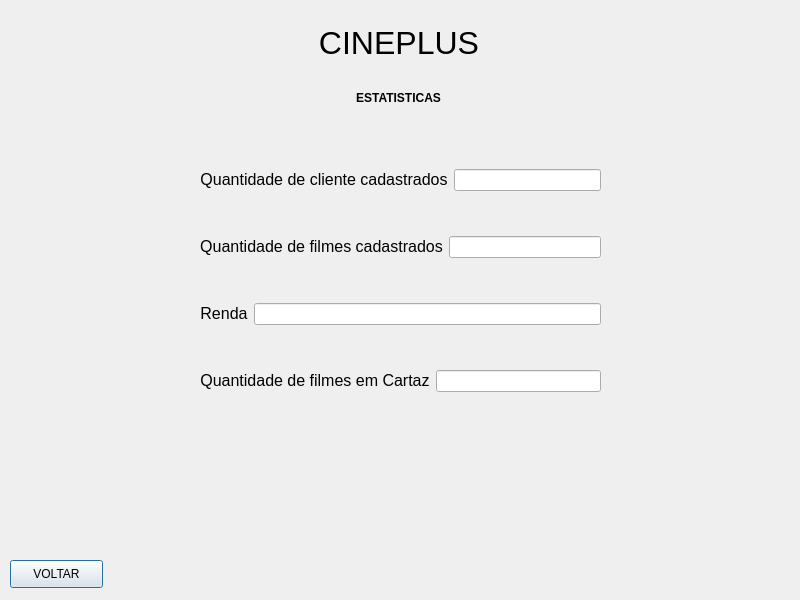
Josmateussilva0110/PROJETO_POO, file TELA_ESTATISTICA.ui: the form before one commit.
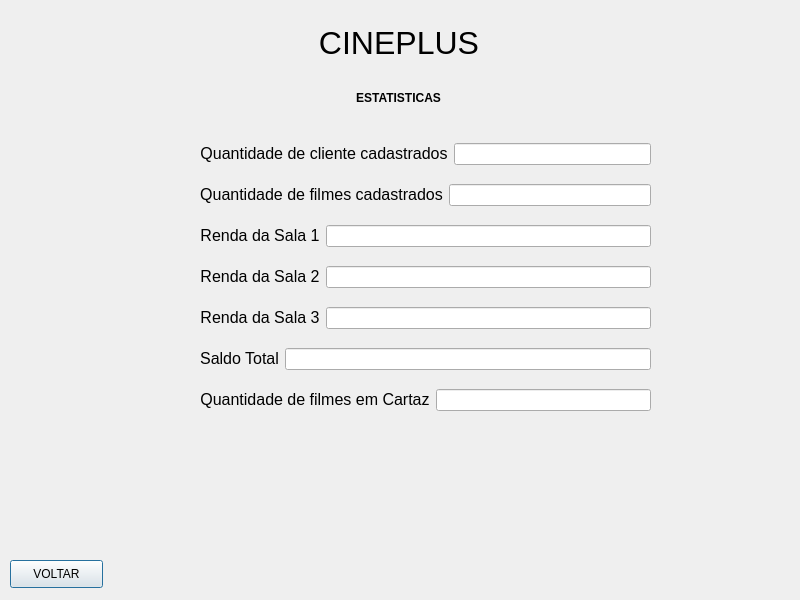
The form after the commit.

```diff
--- a/TELA_ESTATISTICA.ui
+++ b/TELA_ESTATISTICA.ui
@@ -70,12 +70,12 @@
     <string>&lt;html&gt;&lt;head/&gt;&lt;body&gt;&lt;p align=&quot;center&quot;&gt;&lt;span style=&quot; font-weight:600;&quot;&gt;ESTATISTICAS&lt;/span&gt;&lt;/p&gt;&lt;/body&gt;&lt;/html&gt;</string>
    </property>
   </widget>
-  <widget class="QWidget" name="">
+  <widget class="QWidget" name="layoutWidget">
    <property name="geometry">
     <rect>
      <x>200</x>
      <y>130</y>
-     <width>401</width>
+     <width>451</width>
      <height>301</height>
     </rect>
    </property>
@@ -121,7 +121,7 @@
       <item>
        <widget class="QLabel" name="label_3">
         <property name="text">
-         <string>&lt;html&gt;&lt;head/&gt;&lt;body&gt;&lt;p align=&quot;center&quot;&gt;&lt;span style=&quot; font-size:12pt;&quot;&gt;Renda&lt;/span&gt;&lt;/p&gt;&lt;/body&gt;&lt;/html&gt;</string>
+         <string>&lt;html&gt;&lt;head/&gt;&lt;body&gt;&lt;p align=&quot;center&quot;&gt;&lt;span style=&quot; font-size:12pt;&quot;&gt;Renda da Sala 1&lt;/span&gt;&lt;/p&gt;&lt;/body&gt;&lt;/html&gt;</string>
         </property>
        </widget>
       </item>
@@ -134,6 +134,60 @@
       </item>
      </layout>
     </item>
+    <item>
+     <layout class="QHBoxLayout" name="horizontalLayout_5">
+      <item>
+       <widget class="QLabel" name="label_7">
+        <property name="text">
+         <string>&lt;html&gt;&lt;head/&gt;&lt;body&gt;&lt;p align=&quot;center&quot;&gt;&lt;span style=&quot; font-size:12pt;&quot;&gt;Renda da Sala 2&lt;/span&gt;&lt;/p&gt;&lt;/body&gt;&lt;/html&gt;</string>
+        </property>
+       </widget>
+      </item>
+      <item>
+       <widget class="QLineEdit" name="lineEdit_5">
+        <property name="readOnly">
+         <bool>true</bool>
+        </property>
+       </widget>
+      </item>
+     </layout>
+    </item>
+    <item>
+     <layout class="QHBoxLayout" name="horizontalLayout_6">
+      <item>
+       <widget class="QLabel" name="label_8">
+        <property name="text">
+         <string>&lt;html&gt;&lt;head/&gt;&lt;body&gt;&lt;p align=&quot;center&quot;&gt;&lt;span style=&quot; font-size:12pt;&quot;&gt;Renda da Sala 3&lt;/span&gt;&lt;/p&gt;&lt;/body&gt;&lt;/html&gt;</string>
+        </property>
+       </widget>
+      </item>
+      <item>
+       <widget class="QLineEdit" name="lineEdit_6">
+        <property name="readOnly">
+         <bool>true</bool>
+        </property>
+       </widget>
+      </item>
+     </layout>
+    </item>
+    <item>
+     <layout class="QHBoxLayout" name="horizontalLayout_7">
+      <item>
+       <widget class="QLabel" name="label_9">
+        <property name="text">
+         <string>&lt;html&gt;&lt;head/&gt;&lt;body&gt;&lt;p align=&quot;center&quot;&gt;&lt;span style=&quot; font-size:12pt;&quot;&gt;Saldo Total&lt;/span&gt;&lt;/p&gt;&lt;/body&gt;&lt;/html&gt;</string>
+        </property>
+       </widget>
+      </item>
+      <item>
+       <widget class="QLineEdit" name="lineEdit_7">
+        <property name="readOnly">
+         <bool>true</bool>
+        </property>
+       </widget>
+      </item>
+     </layout>
+    </item>
     <item>
      <layout class="QHBoxLayout" name="horizontalLayout_2">
       <item>
```
